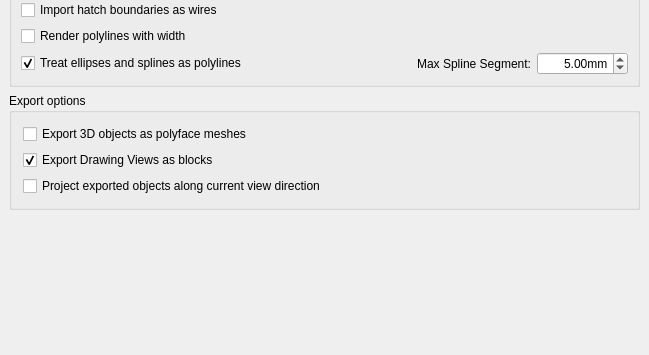
Old version of the form src/Mod/Draft/Resources/ui/preferences-dxf.ui in the repository southseact-3d/fcd; both pictures show x 0 to 649 and y 418 to 773 of the 649 by 773 pixel window.
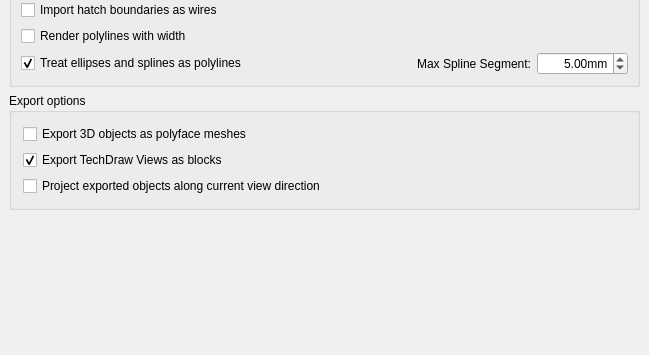
New version of the form. Custom widgets are drawn as their Qt base class.

Commit message: Draft: Remove Drawing WB related code from DXF related files

```diff
--- a/src/Mod/Draft/Resources/ui/preferences-dxf.ui
+++ b/src/Mod/Draft/Resources/ui/preferences-dxf.ui
@@ -588,7 +588,7 @@
 This might fail for post DXF R12 templates.</string>
           </property>
           <property name="text">
-           <string>Export Drawing Views as blocks</string>
+           <string>Export TechDraw Views as blocks</string>
           </property>
           <property name="checked">
            <bool>true</bool>
```
Left out of the diff: 2 changed lines with no effect on the pictures. The commit also changes 2 other files.
